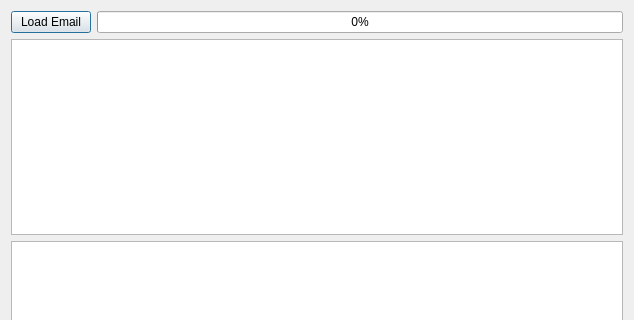
First picture: the form in src/archiver.ui, repository tylermchenry/email_archiver, before the edit; both pictures show x 0 to 634 and y 0 to 320 of the 634 by 475 pixel window.
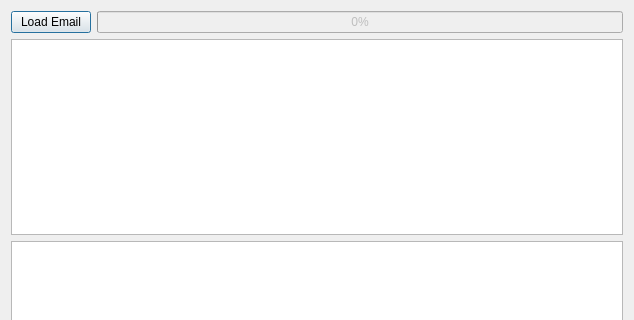
Second picture: the form after the edit.

Commit message: Disable progress bar when not processing, and reset when Clear is pressed.

What changed in the file:
```diff
--- a/src/archiver.ui
+++ b/src/archiver.ui
@@ -25,6 +25,9 @@
      </item>
      <item>
       <widget class="QProgressBar" name="prbProcessing">
+       <property name="enabled">
+        <bool>false</bool>
+       </property>
        <property name="value">
         <number>0</number>
        </property>
```
The commit also changes 1 other file.
